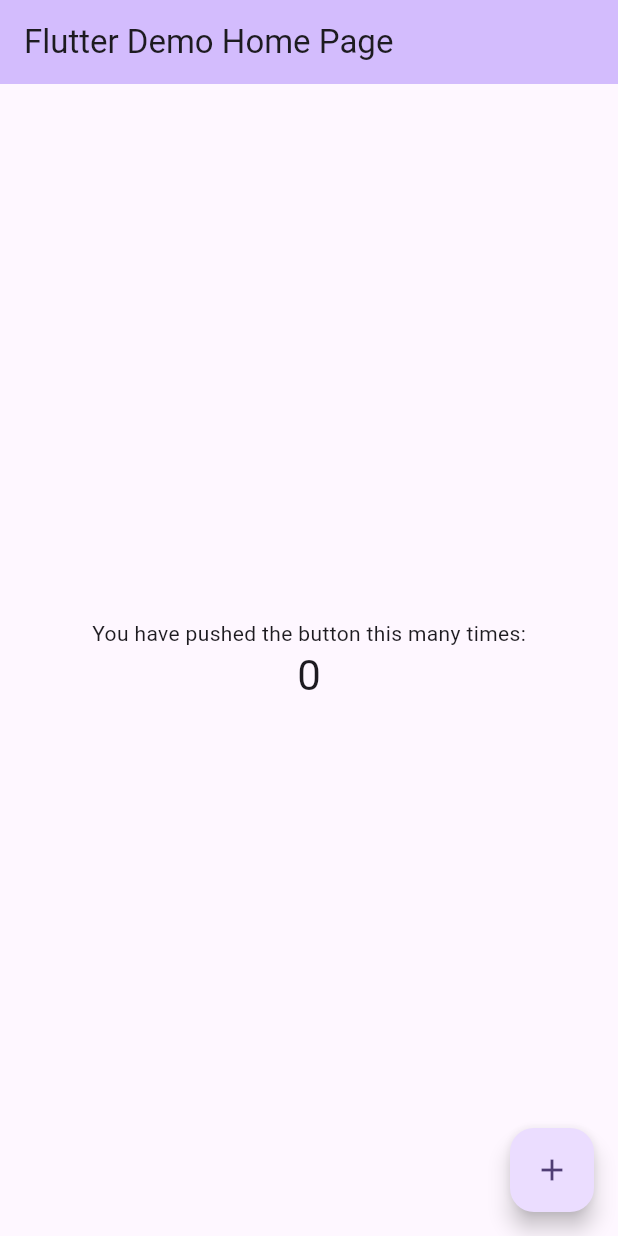
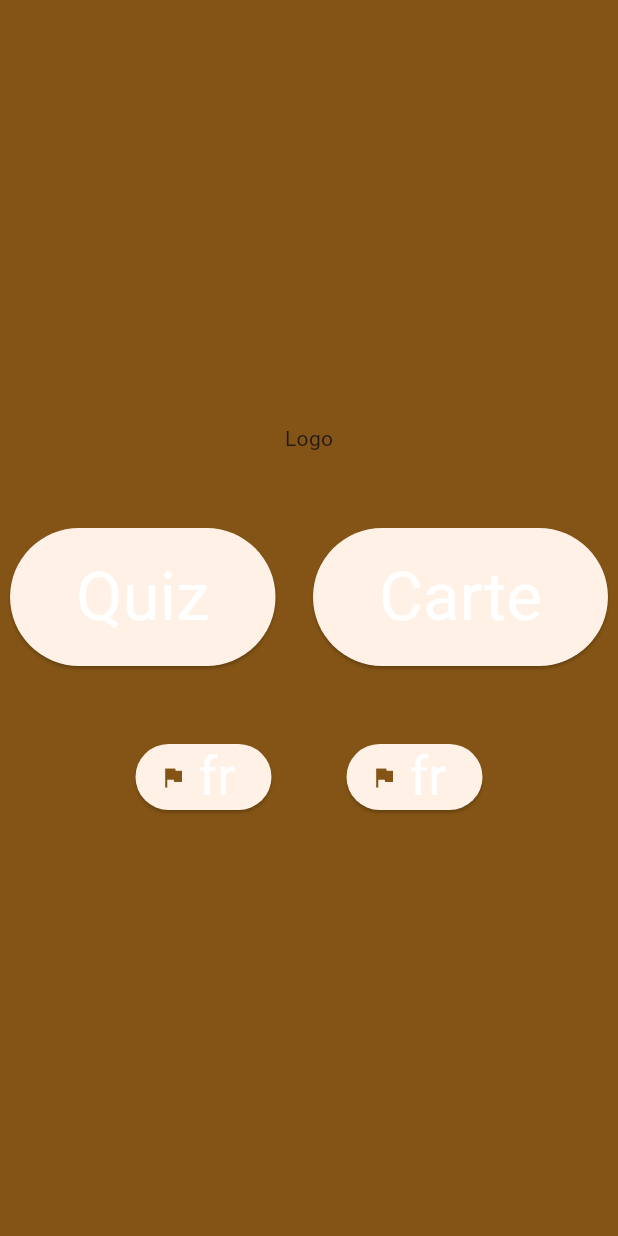
Before and after one commit to francoisbrouchoud/ExpoNomade_MuseumEduApp, a Flutter app: the screen it shows after launch, on a phone screen of 412 x 824 dp. Run offline on Flutter 3.47's test engine with Material 2 defaults, Android fonts, the phone set to English and light mode, and no system bars.

Commit message:
5 : init home page

```diff
--- /dev/null
+++ b/Mobile/expo_nomade_mobile/lib/homePage.dart
@@ -0,0 +1,136 @@
+import 'package:flutter/material.dart';
+
+class HomePage extends StatefulWidget {
+  const HomePage({super.key, required this.title});
+
+  // This widget is the home page of your application. It is stateful, meaning
+  // that it has a State object (defined below) that contains fields that affect
+  // how it looks.
+
+  // This class is the configuration for the state. It holds the values (in this
+  // case the title) provided by the parent (in this case the App widget) and
+  // used by the build method of the State. Fields in a Widget subclass are
+  // always marked "final".
+
+  final String title;
+
+  @override
+  State<HomePage> createState() => _HomePageState();
+}
+
+class _HomePageState extends State<HomePage> {
+  @override
+  Widget build(BuildContext context) {
+    final theme = Theme.of(context);
+    // This method is rerun every time setState is called, for instance as done
+    // by the _incrementCounter method above.
+    //
+    // The Flutter framework has been optimized to make rerunning build methods
+    // fast, so that you can just rebuild anything that needs updating rather
+    // than having to individually change instances of widgets.
+    return Scaffold(
+      backgroundColor: theme.colorScheme.primary,
+      body: Center(
+        // Center is a layout widget. It takes a single child and positions it
+        // in the middle of the parent.
+        child: Column(
+          // Column is also a layout widget. It takes a list of children and
+          // arranges them vertically. By default, it sizes itself to fit its
+          // children horizontally, and tries to be as tall as its parent.
+          //
+          // Column has various properties to control how it sizes itself and
+          // how it positions its children. Here we use mainAxisAlignment to
+          // center the children vertically; the main axis here is the vertical
+          // axis because Columns are vertical (the cross axis would be
+          // horizontal).
+          //
+          // TRY THIS: Invoke "debug painting" (choose the "Toggle Debug Paint"
+          // action in the IDE, or press "p" in the console), to see the
+          // wireframe for each widget.
+          mainAxisAlignment: MainAxisAlignment.center,
+          children: <Widget>[
+            const Text(
+              'Logo',
+            ),
+            SizedBox(height: 50),
+            Row(
+              mainAxisSize: MainAxisSize.min,
+              children: [
+                MainButton(
+                    action: () {
+                      print("quiz");
+                    },
+                    text: 'Quiz'),
+                SizedBox(width: 25),
+                MainButton(
+                    action: () {
+                      print("map");
+                    },
+                    text: 'Carte'),
+              ],
+            ),
+            SizedBox(height: 50),
+            Row(
+              mainAxisSize: MainAxisSize.min,
+              children: [
+                LangButton(
+                  action: () {
+                    print("Français");
+                  },
+                  text: 'fr',
+                ),
+                SizedBox(width: 50),
+                LangButton(
+                  action: () {
+                    print("Allemand");
+                  },
+                  text: 'fr',
+                ),
+              ],
+            ),
+          ],
+        ),
+      ),
+    );
+  }
+}
+
+class MainButton extends StatelessWidget {
+  const MainButton({super.key, required this.text, required this.action});
+
+  final String text;
+  final Function()? action;
+
+  @override
+  Widget build(BuildContext context) {
+    final theme = Theme.of(context);
+    final btnTextStyle = theme.textTheme.displayMedium!.copyWith(
+      color: theme.colorScheme.onPrimary,
+    );
+    return ElevatedButton(
+        onPressed: action,
+        child: Padding(
+            padding: const EdgeInsets.all(20),
+            child: Text(text, style: btnTextStyle)));
+  }
+}
+
+class LangButton extends StatelessWidget {
+  const LangButton({super.key, required this.text, required this.action});
+
+  final String text;
+  final Function()? action;
+
+  @override
+  Widget build(BuildContext context) {
+    final theme = Theme.of(context);
+    final lanTextStyle = theme.textTheme.displaySmall!.copyWith(
+      color: theme.colorScheme.onPrimary,
+    );
+    return ElevatedButton.icon(
+      onPressed: action,
+      icon: Icon(Icons.flag),
+      label: Text(text, style: lanTextStyle),
+    );
+  }
+}
--- a/Mobile/expo_nomade_mobile/lib/main.dart
+++ b/Mobile/expo_nomade_mobile/lib/main.dart
@@ -1,4 +1,6 @@
 import 'package:flutter/material.dart';
+
+import 'homepage.dart';
 
 void main() {
   runApp(const MyApp());
@@ -28,98 +30,11 @@ class MyApp extends StatelessWidget {
         //
         // This works for code too, not just values: Most code changes can be
         // tested with just a hot reload.
-        colorScheme: ColorScheme.fromSeed(seedColor: Colors.deepPurple),
+        colorScheme:
+            ColorScheme.fromSeed(seedColor: Color.fromARGB(255, 255, 160, 6)),
         useMaterial3: true,
       ),
-      home: const MyHomePage(title: 'Flutter Demo Home Page'),
+      home: const HomePage(title: 'Expo Nomade'),
     );
   }
 }
-
-class MyHomePage extends StatefulWidget {
-  const MyHomePage({super.key, required this.title});
-
-  // This widget is the home page of your application. It is stateful, meaning
-  // that it has a State object (defined below) that contains fields that affect
-  // how it looks.
-
-  // This class is the configuration for the state. It holds the values (in this
-  // case the title) provided by the parent (in this case the App widget) and
-  // used by the build method of the State. Fields in a Widget subclass are
-  // always marked "final".
-
-  final String title;
-
-  @override
-  State<MyHomePage> createState() => _MyHomePageState();
-}
-
-class _MyHomePageState extends State<MyHomePage> {
-  int _counter = 0;
-
-  void _incrementCounter() {
-    setState(() {
-      // This call to setState tells the Flutter framework that something has
-      // changed in this State, which causes it to rerun the build method below
-      // so that the display can reflect the updated values. If we changed
-      // _counter without calling setState(), then the build method would not be
-      // called again, and so nothing would appear to happen.
-      _counter++;
-    });
-  }
-
-  @override
-  Widget build(BuildContext context) {
-    // This method is rerun every time setState is called, for instance as done
-    // by the _incrementCounter method above.
-    //
-    // The Flutter framework has been optimized to make rerunning build methods
-    // fast, so that you can just rebuild anything that needs updating rather
-    // than having to individually change instances of widgets.
-    return Scaffold(
-      appBar: AppBar(
-        // TRY THIS: Try changing the color here to a specific color (to
-        // Colors.amber, perhaps?) and trigger a hot reload to see the AppBar
-        // change color while the other colors stay the same.
-        backgroundColor: Theme.of(context).colorScheme.inversePrimary,
-        // Here we take the value from the MyHomePage object that was created by
-        // the App.build method, and use it to set our appbar title.
-        title: Text(widget.title),
-      ),
-      body: Center(
-        // Center is a layout widget. It takes a single child and positions it
-        // in the middle of the parent.
-        child: Column(
-          // Column is also a layout widget. It takes a list of children and
-          // arranges them vertically. By default, it sizes itself to fit its
-          // children horizontally, and tries to be as tall as its parent.
-          //
-          // Column has various properties to control how it sizes itself and
-          // how it positions its children. Here we use mainAxisAlignment to
-          // center the children vertically; the main axis here is the vertical
-          // axis because Columns are vertical (the cross axis would be
-          // horizontal).
-          //
-          // TRY THIS: Invoke "debug painting" (choose the "Toggle Debug Paint"
-          // action in the IDE, or press "p" in the console), to see the
-          // wireframe for each widget.
-          mainAxisAlignment: MainAxisAlignment.center,
-          children: <Widget>[
-            const Text(
-              'You have pushed the button this many times:',
-            ),
-            Text(
-              '$_counter',
-              style: Theme.of(context).textTheme.headlineMedium,
-            ),
-          ],
-        ),
-      ),
-      floatingActionButton: FloatingActionButton(
-        onPressed: _incrementCounter,
-        tooltip: 'Increment',
-        child: const Icon(Icons.add),
-      ), // This trailing comma makes auto-formatting nicer for build methods.
-    );
-  }
-}
--- /dev/null
+++ b/Mobile/expo_nomade_mobile/lib/mapPage.dart
@@ -0,0 +1 @@
+import 'package:flutter/material.dart';
```
